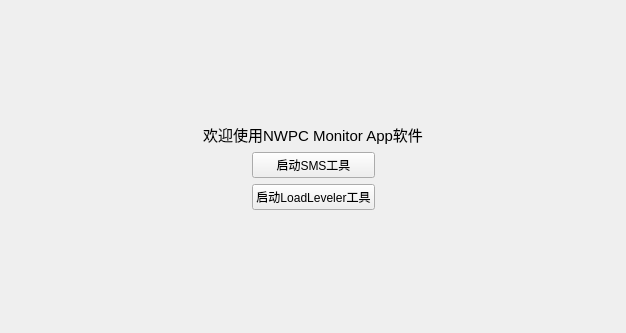
Before: the Qt Designer form src/plugins/welcome_plugin/welcome_widget.ui in cemc-oper/nwpc-monitor-app, drawn with Qt 5.
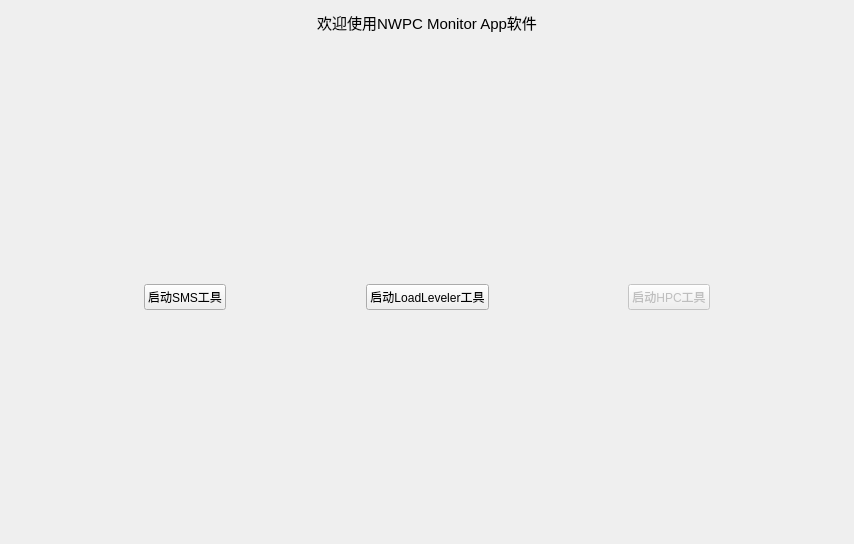
After: the same form once the commit is applied. Icons and pictures are not drawn.

Commit message: Add monitor images in welcome plugin.

```diff
--- a/src/plugins/welcome_plugin/welcome_widget.ui
+++ b/src/plugins/welcome_plugin/welcome_widget.ui
@@ -6,15 +6,25 @@
    <rect>
     <x>0</x>
     <y>0</y>
-    <width>626</width>
-    <height>333</height>
+    <width>854</width>
+    <height>544</height>
    </rect>
   </property>
   <property name="windowTitle">
    <string>Form</string>
   </property>
-  <layout class="QGridLayout" name="gridLayout">
-   <item row="0" column="0">
+  <layout class="QVBoxLayout" name="verticalLayout_4">
+   <item>
+    <widget class="QLabel" name="label">
+     <property name="text">
+      <string>&lt;html&gt;&lt;head/&gt;&lt;body&gt;&lt;p&gt;&lt;span style=&quot; font-size:11pt;&quot;&gt;欢迎使用NWPC Monitor App软件&lt;/span&gt;&lt;/p&gt;&lt;/body&gt;&lt;/html&gt;</string>
+     </property>
+     <property name="alignment">
+      <set>Qt::AlignCenter</set>
+     </property>
+    </widget>
+   </item>
+   <item>
     <spacer name="verticalSpacer">
      <property name="orientation">
       <enum>Qt::Vertical</enum>
@@ -22,52 +32,12 @@
      <property name="sizeHint" stdset="0">
       <size>
        <width>20</width>
-       <height>107</height>
+       <height>185</height>
       </size>
      </property>
     </spacer>
    </item>
-   <item row="1" column="0">
-    <layout class="QHBoxLayout" name="horizontalLayout_2">
-     <item>
-      <spacer name="horizontalSpacer_3">
-       <property name="orientation">
-        <enum>Qt::Horizontal</enum>
-       </property>
-       <property name="sizeHint" stdset="0">
-        <size>
-         <width>40</width>
-         <height>20</height>
-        </size>
-       </property>
-      </spacer>
-     </item>
-     <item>
-      <widget class="QLabel" name="label">
-       <property name="text">
-        <string>&lt;html&gt;&lt;head/&gt;&lt;body&gt;&lt;p&gt;&lt;span style=&quot; font-size:11pt;&quot;&gt;欢迎使用NWPC Monitor App软件&lt;/span&gt;&lt;/p&gt;&lt;/body&gt;&lt;/html&gt;</string>
-       </property>
-       <property name="alignment">
-        <set>Qt::AlignCenter</set>
-       </property>
-      </widget>
-     </item>
-     <item>
-      <spacer name="horizontalSpacer_4">
-       <property name="orientation">
-        <enum>Qt::Horizontal</enum>
-       </property>
-       <property name="sizeHint" stdset="0">
-        <size>
-         <width>40</width>
-         <height>20</height>
-        </size>
-       </property>
-      </spacer>
-     </item>
-    </layout>
-   </item>
-   <item row="2" column="0">
+   <item>
     <layout class="QHBoxLayout" name="horizontalLayout">
      <item>
       <spacer name="horizontalSpacer">
@@ -84,6 +54,19 @@
      </item>
      <item>
       <layout class="QVBoxLayout" name="verticalLayout">
+       <item>
+        <widget class="QLabel" name="label_2">
+         <property name="text">
+          <string/>
+         </property>
+         <property name="pixmap">
+          <pixmap resource="welcome_plugin.qrc">:/welcome_plugin/images/sms-monitor.png</pixmap>
+         </property>
+         <property name="scaledContents">
+          <bool>true</bool>
+         </property>
+        </widget>
+       </item>
        <item>
         <widget class="QPushButton" name="startup_sms_monitor_button">
          <property name="text">
@@ -91,6 +74,36 @@
          </property>
         </widget>
        </item>
+      </layout>
+     </item>
+     <item>
+      <spacer name="horizontalSpacer_3">
+       <property name="orientation">
+        <enum>Qt::Horizontal</enum>
+       </property>
+       <property name="sizeHint" stdset="0">
+        <size>
+         <width>40</width>
+         <height>20</height>
+        </size>
+       </property>
+      </spacer>
+     </item>
+     <item>
+      <layout class="QVBoxLayout" name="verticalLayout_2">
+       <item>
+        <widget class="QLabel" name="label_3">
+         <property name="text">
+          <string/>
+         </property>
+         <property name="pixmap">
+          <pixmap resource="welcome_plugin.qrc">:/welcome_plugin/images/loadleveler-monitor.png</pixmap>
+         </property>
+         <property name="scaledContents">
+          <bool>true</bool>
+         </property>
+        </widget>
+       </item>
        <item>
         <widget class="QPushButton" name="startup_loadleveler_monitor_button">
          <property name="text">
@@ -100,6 +113,46 @@
        </item>
       </layout>
      </item>
+     <item>
+      <spacer name="horizontalSpacer_4">
+       <property name="orientation">
+        <enum>Qt::Horizontal</enum>
+       </property>
+       <property name="sizeHint" stdset="0">
+        <size>
+         <width>40</width>
+         <height>20</height>
+        </size>
+       </property>
+      </spacer>
+     </item>
+     <item>
+      <layout class="QVBoxLayout" name="verticalLayout_3">
+       <item>
+        <widget class="QLabel" name="label_4">
+         <property name="text">
+          <string/>
+         </property>
+         <property name="pixmap">
+          <pixmap resource="welcome_plugin.qrc">:/welcome_plugin/images/hpc-monitor.png</pixmap>
+         </property>
+         <property name="scaledContents">
+          <bool>true</bool>
+         </property>
+        </widget>
+       </item>
+       <item>
+        <widget class="QPushButton" name="startup_hpc_monitor_button">
+         <property name="enabled">
+          <bool>false</bool>
+         </property>
+         <property name="text">
+          <string>启动HPC工具</string>
+         </property>
+        </widget>
+       </item>
+      </layout>
+     </item>
      <item>
       <spacer name="horizontalSpacer_2">
        <property name="orientation">
@@ -115,7 +168,7 @@
      </item>
     </layout>
    </item>
-   <item row="3" column="0">
+   <item>
     <spacer name="verticalSpacer_2">
      <property name="orientation">
       <enum>Qt::Vertical</enum>
@@ -123,7 +176,7 @@
      <property name="sizeHint" stdset="0">
       <size>
        <width>20</width>
-       <height>106</height>
+       <height>177</height>
       </size>
      </property>
     </spacer>
```
Left out of the diff: 4 changed lines with no effect on the pictures. The commit also changes 5 other files.
